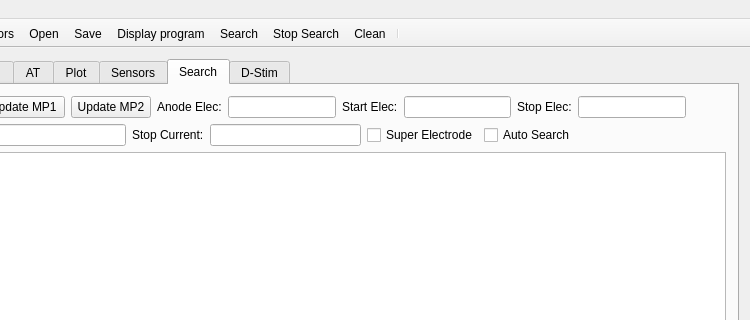
Old version of the form nems/nems/mainwindow.ui in the repository saul-rodriguez/Qt; both pictures show x 127 to 877 and y 0 to 320 of the 877 by 682 pixel window.
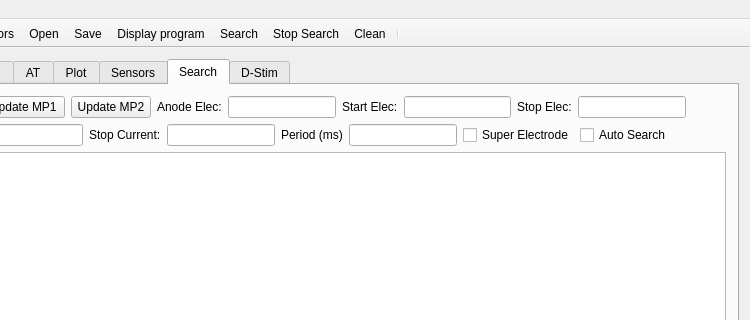
New version of the form. Icons and pictures are not drawn.

Commit message: nmes autosearch configurable period

What changed in the file:
```diff
--- a/nems/nems/mainwindow.ui
+++ b/nems/nems/mainwindow.ui
@@ -991,6 +991,16 @@
               <item>
                <widget class="QLineEdit" name="lineEditSearchStopCurrent"/>
               </item>
+              <item>
+               <widget class="QLabel" name="label_38">
+                <property name="text">
+                 <string>Period (ms)</string>
+                </property>
+               </widget>
+              </item>
+              <item>
+               <widget class="QLineEdit" name="lineEditPeriod"/>
+              </item>
               <item>
                <widget class="QCheckBox" name="checkBoxSuperElectrode">
                 <property name="text">
```
The commit also changes 49 other files.
